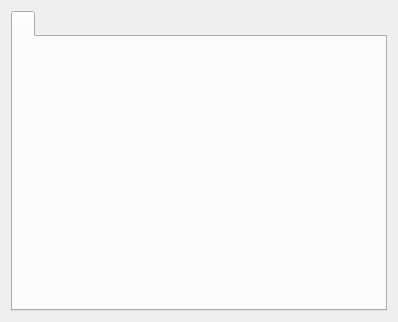
Qt form webcontentdisplaywidget.ui (adibouG/WebQuickLookup) before a commit.
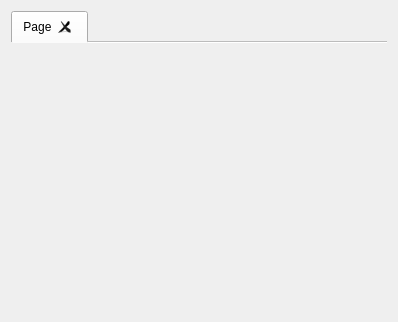
The same form after that commit.

Diff of the .ui file:
```diff
--- a/webcontentdisplaywidget.ui
+++ b/webcontentdisplaywidget.ui
@@ -16,12 +16,24 @@
   <layout class="QGridLayout" name="gridLayout">
    <item row="0" column="0">
     <widget class="QTabWidget" name="tabWidget">
-     <widget class="QWidget" name="tabWidgetPage1">
+     <property name="elideMode">
+      <enum>Qt::ElideNone</enum>
+     </property>
+     <property name="documentMode">
+      <bool>true</bool>
+     </property>
+     <property name="tabsClosable">
+      <bool>true</bool>
+     </property>
+     <property name="tabBarAutoHide">
+      <bool>false</bool>
+     </property>
+     <widget class="QWidget" name="tab">
       <attribute name="title">
-       <string/>
+       <string>Page</string>
       </attribute>
-      <layout class="QVBoxLayout" name="verticalLayout">
-       <item>
+      <layout class="QGridLayout" name="gridLayout_3">
+       <item row="0" column="0">
         <layout class="QGridLayout" name="gridLayout_2"/>
        </item>
       </layout>
```
